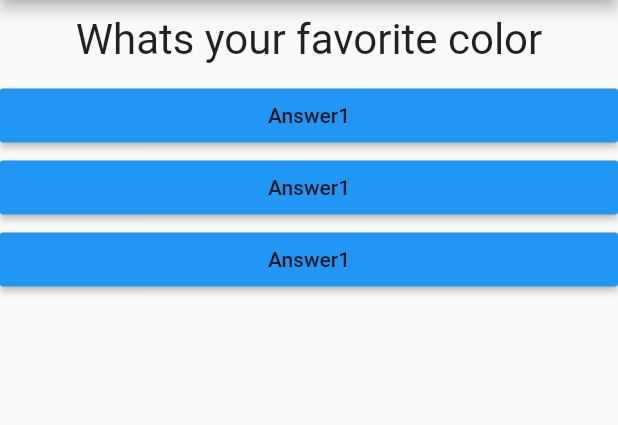
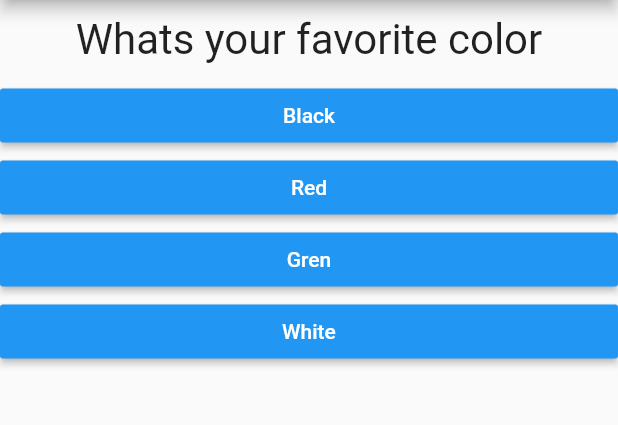
Before and after one commit to tstjerndal/flutter_complete_guide, a Flutter app: the screen it shows after launch, on a phone screen of 412 x 824 dp, the part 84-509 px from its top. Run offline on Flutter 3.47's test engine with Material 2 defaults, Android fonts, the phone set to English and light mode, and no system bars.

Commit message:
lession 50

```diff
--- a/lib/answer.dart
+++ b/lib/answer.dart
@@ -3,15 +3,19 @@ import 'package:flutter/material.dart';
 class Answer extends StatelessWidget {
 
   final Function selectHandler;
-  Answer(this.selectHandler);
+  final String answerText;
+
+  Answer(this.selectHandler, this.answerText);
   @override
   Widget build(BuildContext context) {
+
     return Container(
       width: double.infinity,
 
       child: RaisedButton(
         color: Colors.blue,
-        child: Text('Answer1'),
+        textColor: Colors.white,
+        child: Text(answerText),
         onPressed: selectHandler,
       ),
     );
--- a/lib/main.dart
+++ b/lib/main.dart
@@ -1,6 +1,6 @@
 import 'package:flutter/material.dart';
-import './question.dart';
-import './answer.dart';
+import './result.dart';
+import './quiz.dart';
 
 void main() => runApp(MyApp());
 
@@ -13,8 +13,26 @@ class MyApp extends StatefulWidget {
 }
 
 class _MyAppState extends State<MyApp> {
+  final _questions = const [
+    {
+      'questionText': 'Whats your favorite color',
+      'answers': ['Black', 'Red', 'Gren', 'White'],
+    },
+    {
+      'questionText': 'Whats your favorite animal',
+      'answers': ['Rabbit', 'Snake', 'Elephant', 'Lion'],
+    },
+    {
+      'questionText': 'Who is your favorit Person',
+      'answers': ['Louise', 'Louis2', 'Louise3', 'Louise4'],
+    },
+  ];
   var _questionIndex = 0;
+
   void _answerQuestion() {
+    if (_questionIndex < _questions.length) {
+      print('We hav more questions');
+    }
     setState(() {
       _questionIndex = _questionIndex + 1;
     });
@@ -24,27 +42,19 @@ class _MyAppState extends State<MyApp> {
 
   @override
   Widget build(BuildContext context) {
-    var questions = [
-      'Whats your favorite color',
-      'Whats your favorite animal',
-    ];
-
     // TODO: implement build
     return MaterialApp(
       home: Scaffold(
         appBar: AppBar(
           title: Text('My firs app'),
         ),
-        body: Column(
-          children: [
-            Question(
-              questions[_questionIndex],
-            ),
-            Answer(_answerQuestion),
-            Answer(_answerQuestion),
-            Answer(_answerQuestion),
-          ],
-        ),
+        body: _questionIndex < _questions.length
+            ? Quiz(
+                answerQuestion: _answerQuestion,
+                questionIndex: _questionIndex,
+                questions: _questions,
+              )
+            : Result(),
       ),
     );
   }
--- /dev/null
+++ b/lib/quiz.dart
@@ -0,0 +1,30 @@
+import 'package:flutter/material.dart';
+import './question.dart';
+import './answer.dart';
+
+class Quiz extends StatelessWidget{
+
+  final List<Map<String, Object>> questions;
+  final int questionIndex;
+  final Function answerQuestion;
+
+  Quiz({
+    @required this.questions,
+    @required this.answerQuestion,
+    @required this.questionIndex
+  });
+
+  @override
+  Widget build(BuildContext context){
+   return  Column(
+     children: [
+       Question(
+         questions[questionIndex]['questionText'],
+       ),
+       ...(questions[questionIndex]['answers'] as List<String>).map((answer){
+         return Answer(answerQuestion, answer);
+       }).toList()
+     ],
+   );
+  }
+}
--- /dev/null
+++ b/lib/result.dart
@@ -0,0 +1,8 @@
+import 'package:flutter/material.dart';
+
+class Result extends StatelessWidget {
+  @override
+  Widget build(BuildContext context) {
+    return Center(child: Text('You did it'));
+  }
+}
```
